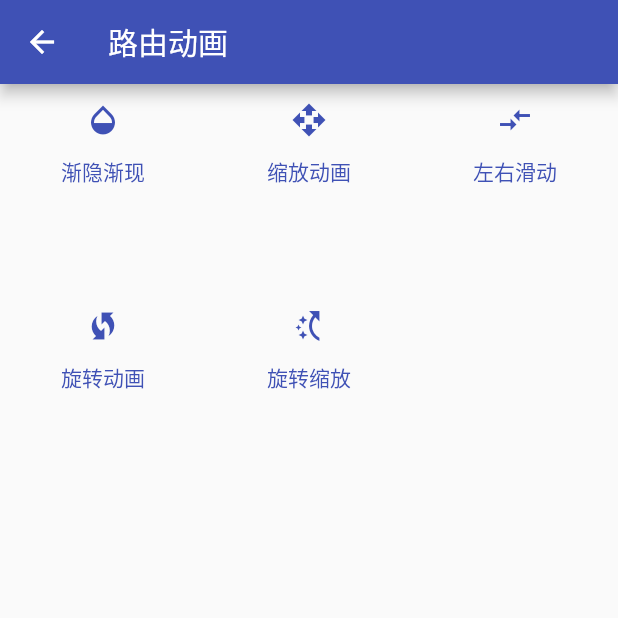
After one commit to jaceechan/hello_flutter, a Flutter app: the screen it shows after launch, after a tap on "路由动画", on a phone screen of 412 x 824 dp, the top half of it. The commit adds this screen. Run offline on Flutter 3.47's test engine with Material 2 defaults, Android fonts, the phone set to English and light mode, and no system bars.

Commit message:
feat: 路由动画

```diff
--- a/lib/pages/list.dart
+++ b/lib/pages/list.dart
@@ -1,3 +1,4 @@
+import './route_demos.dart';
 import 'package:flutter/material.dart';
 
 class ListPage extends StatelessWidget {
@@ -6,9 +7,33 @@ class ListPage extends StatelessWidget {
   // This widget is the root of your application.
   @override
   Widget build(BuildContext context) {
+    Widget divider = const Divider(color: Colors.black26);
+
     return Scaffold(
-      appBar: AppBar(title: const Text('ListPage')),
-      body: const Center(child: Text('ListPage')),
-    );
+        appBar: AppBar(title: const Text('Demos')),
+        body: ListView.separated(
+          shrinkWrap: true,
+          padding: const EdgeInsets.only(left: 20.0, right: 20.0),
+          separatorBuilder: (BuildContext context, int index) {
+            return divider;
+          },
+          itemCount: 50,
+          itemBuilder: (BuildContext builderContext, int index) {
+            return ListTile(
+                onTap: () {
+                  if (index == 0) {
+                    Navigator.push(
+                      context,
+                      MaterialPageRoute(builder: (context) {
+                        return const RouteDemos();
+                      }),
+                    );
+                  } else {
+                    print('点击 示例$index');
+                  }
+                },
+                title: index > 0 ? Text('示例$index') : const Text('路由动画'));
+          },
+        ));
   }
 }
--- /dev/null
+++ b/lib/pages/route_demos.dart
@@ -0,0 +1,161 @@
+import 'package:flutter/material.dart';
+import 'package:hello_flutter/routes/custom_route.dart';
+
+class RouteDemos extends StatelessWidget {
+  const RouteDemos({Key? key}) : super(key: key);
+
+  final IconColor = Colors.indigo;
+
+  // This widget is the root of your application.
+  @override
+  Widget build(BuildContext context) {
+    Widget divider = const Divider(color: Colors.black26);
+
+    // return const Text('haha');
+
+    return Scaffold(
+        appBar: AppBar(title: const Text('路由动画')),
+        body: GridView(
+            gridDelegate: const SliverGridDelegateWithFixedCrossAxisCount(
+                crossAxisCount: 3, //横轴三个子widget
+                childAspectRatio: 1.0 //宽高比为1时，子widget
+                ),
+            children: <Widget>[
+              Column(
+                mainAxisSize: MainAxisSize.min,
+                crossAxisAlignment: CrossAxisAlignment.center,
+                children: <Widget>[
+                  IconButton(
+                    color: IconColor,
+                    icon: const Icon(Icons.opacity),
+                    onPressed: () {
+                      Navigator.push(
+                        context,
+                        CustomFadeRoute(const InsidePage()),
+                      );
+                    },
+                  ),
+                  Text(
+                    '渐隐渐现',
+                    style: TextStyle(
+                      color: IconColor,
+                    ),
+                  )
+                ],
+              ),
+              Column(
+                mainAxisSize: MainAxisSize.min,
+                crossAxisAlignment: CrossAxisAlignment.center,
+                children: <Widget>[
+                  IconButton(
+                    color: IconColor,
+                    icon: const Icon(Icons.open_with),
+                    onPressed: () {
+                      Navigator.push(
+                        context,
+                        CustomScaleRoute(const InsidePage()),
+                      );
+                    },
+                  ),
+                  Text(
+                    '缩放动画',
+                    style: TextStyle(
+                      color: IconColor,
+                    ),
+                  )
+                ],
+              ),
+              Column(
+                mainAxisSize: MainAxisSize.min,
+                crossAxisAlignment: CrossAxisAlignment.center,
+                children: <Widget>[
+                  IconButton(
+                    color: IconColor,
+                    icon: const Icon(Icons.compare_arrows),
+                    onPressed: () {
+                      Navigator.push(
+                        context,
+                        CustomSlideRoute(const InsidePage()),
+                      );
+                    },
+                  ),
+                  Text(
+                    '左右滑动',
+                    style: TextStyle(
+                      color: IconColor,
+                    ),
+                  )
+                ],
+              ),
+              Column(
+                mainAxisSize: MainAxisSize.min,
+                crossAxisAlignment: CrossAxisAlignment.center,
+                children: <Widget>[
+                  IconButton(
+                    color: IconColor,
+                    icon: const Icon(Icons.wifi_protected_setup),
+                    onPressed: () {
+                      Navigator.push(
+                        context,
+                        CustomRotationRoute(const InsidePage()),
+                      );
+                    },
+                  ),
+                  Text(
+                    '旋转动画',
+                    style: TextStyle(
+                      color: IconColor,
+                    ),
+                  )
+                ],
+              ),
+              Column(
+                mainAxisSize: MainAxisSize.min,
+                crossAxisAlignment: CrossAxisAlignment.center,
+                children: <Widget>[
+                  IconButton(
+                    color: IconColor,
+                    icon: const Icon(Icons.switch_access_shortcut),
+                    onPressed: () {
+                      Navigator.push(
+                        context,
+                        CustomRotationScaleRoute(const InsidePage()),
+                      );
+                    },
+                  ),
+                  Text(
+                    '旋转缩放',
+                    style: TextStyle(
+                      color: IconColor,
+                    ),
+                  )
+                ],
+              ),
+            ]));
+  }
+}
+
+class InsidePage extends StatelessWidget {
+  const InsidePage({Key? key}) : super(key: key);
+  @override
+  Widget build(BuildContext context) {
+    return Scaffold(
+        backgroundColor: Colors.pinkAccent,
+        appBar: AppBar(
+          title: const Text(
+            'InsidePage',
+            style: TextStyle(fontSize: 36.0),
+          ),
+          backgroundColor: Colors.pinkAccent,
+          leading: Container(),
+          elevation: 0.0,
+        ),
+        body: Center(
+          child: MaterialButton(
+            child: const Icon(Icons.navigate_before,
+                color: Colors.white, size: 64.0),
+            onPressed: () => Navigator.of(context).pop(),
+          ),
+        ));
+  }
+}
--- /dev/null
+++ b/lib/routes/custom_route.dart
@@ -0,0 +1,116 @@
+import 'package:flutter/material.dart';
+
+// [TODO]思考
+// - 为什么是animation1和animation2
+// - 除了使用InkWell能否整个GridItem都可点击
+class CustomFadeRoute extends PageRouteBuilder {
+  final Widget widget;
+  CustomFadeRoute(this.widget)
+      : super(
+            transitionDuration: const Duration(seconds: 1),
+            pageBuilder: (BuildContext context, Animation<double> animation1,
+                Animation<double> animation2) {
+              return widget;
+            },
+            transitionsBuilder: (BuildContext context,
+                Animation<double> animation1,
+                Animation<double> animation2,
+                Widget child) {
+              return FadeTransition(
+                opacity: Tween(begin: 0.0, end: 1.0).animate(CurvedAnimation(
+                    parent: animation1, curve: Curves.fastOutSlowIn)),
+                child: child,
+              );
+            });
+}
+
+class CustomSlideRoute extends PageRouteBuilder {
+  final Widget widget;
+  CustomSlideRoute(this.widget)
+      : super(
+            transitionDuration: const Duration(seconds: 1),
+            pageBuilder: (BuildContext context, Animation<double> animation1,
+                Animation<double> animation2) {
+              return widget;
+            },
+            transitionsBuilder: (BuildContext context,
+                Animation<double> animation1,
+                Animation<double> animation2,
+                Widget child) {
+              return SlideTransition(
+                position: Tween<Offset>(
+                        begin: const Offset(-1.0, 0.0),
+                        end: const Offset(0.0, 0.0))
+                    .animate(CurvedAnimation(
+                        parent: animation1, curve: Curves.fastOutSlowIn)),
+                child: child,
+              );
+            });
+}
+
+class CustomScaleRoute extends PageRouteBuilder {
+  final Widget widget;
+  CustomScaleRoute(this.widget)
+      : super(
+            transitionDuration: const Duration(seconds: 1),
+            pageBuilder: (BuildContext context, Animation<double> animation1,
+                Animation<double> animation2) {
+              return widget;
+            },
+            transitionsBuilder: (BuildContext context,
+                Animation<double> animation1,
+                Animation<double> animation2,
+                Widget child) {
+              return ScaleTransition(
+                scale: Tween(begin: 0.0, end: 1.0).animate(CurvedAnimation(
+                    parent: animation1, curve: Curves.fastOutSlowIn)),
+                child: child,
+              );
+            });
+}
+
+class CustomRotationRoute extends PageRouteBuilder {
+  final Widget widget;
+  CustomRotationRoute(this.widget)
+      : super(
+            transitionDuration: const Duration(seconds: 1),
+            pageBuilder: (BuildContext context, Animation<double> animation1,
+                Animation<double> animation2) {
+              return widget;
+            },
+            transitionsBuilder: (BuildContext context,
+                Animation<double> animation1,
+                Animation<double> animation2,
+                Widget child) {
+              return RotationTransition(
+                turns: Tween(begin: 0.0, end: 1.0).animate(CurvedAnimation(
+                    parent: animation1, curve: Curves.fastOutSlowIn)),
+                child: child,
+              );
+            });
+}
+
+class CustomRotationScaleRoute extends PageRouteBuilder {
+  final Widget widget;
+  CustomRotationScaleRoute(this.widget)
+      : super(
+            transitionDuration: const Duration(seconds: 1),
+            pageBuilder: (BuildContext context, Animation<double> animation1,
+                Animation<double> animation2) {
+              return widget;
+            },
+            transitionsBuilder: (BuildContext context,
+                Animation<double> animation1,
+                Animation<double> animation2,
+                Widget child) {
+              return RotationTransition(
+                turns: Tween(begin: 0.0, end: 1.0).animate(CurvedAnimation(
+                    parent: animation1, curve: Curves.fastOutSlowIn)),
+                child: ScaleTransition(
+                  scale: Tween(begin: 0.0, end: 1.0).animate(CurvedAnimation(
+                      parent: animation1, curve: Curves.fastOutSlowIn)),
+                  child: child,
+                ),
+              );
+            });
+}
```
Also changed, not shown: lib/main.dart (+8 -6 lines).
